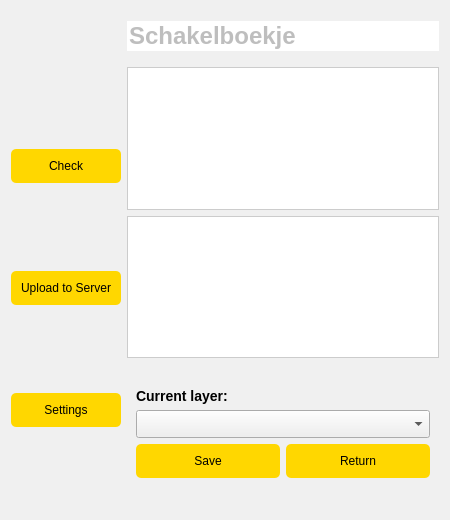
Qt form Server_uploader_dialog_base.ui (bramwuytss/QGIS-Plugin) before a commit.
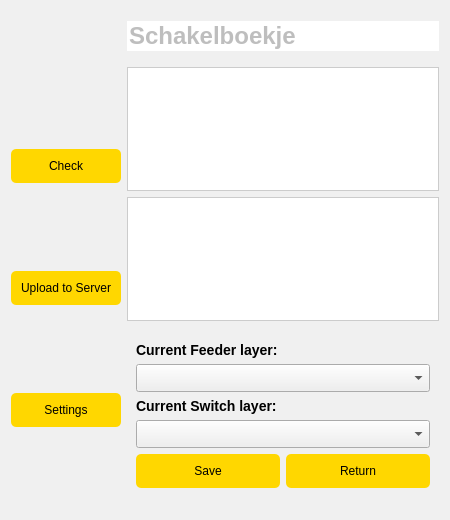
The same form after that commit. Icons and pictures are not drawn.

Commit message: Extra dropdown + checks gesplitst

Patch:
```diff
--- a/Server_uploader_dialog_base.ui
+++ b/Server_uploader_dialog_base.ui
@@ -142,12 +142,22 @@
       <item>
        <widget class="QLabel" name="CurrentLayerLabel">
         <property name="text">
-         <string>Current layer:</string>
+         <string>Current Feeder layer:</string>
         </property>
        </widget>
       </item>
       <item>
-       <widget class="QComboBox" name="LayerNameInput"/>
+        <widget class="QComboBox" name="FeederLayerInput"/>
+      </item>
+      <item>
+       <widget class="QLabel" name="CurrentSwitchLayerLabel">
+        <property name="text">
+         <string>Current Switch layer:</string>
+        </property>
+       </widget>
+      </item>
+      <item>
+       <widget class="QComboBox" name="SwitchLayerInput"/>
       </item>
       <item>
        <layout class="QHBoxLayout" name="settingsButtonLayout">
```
The commit also changes 1 other file.
